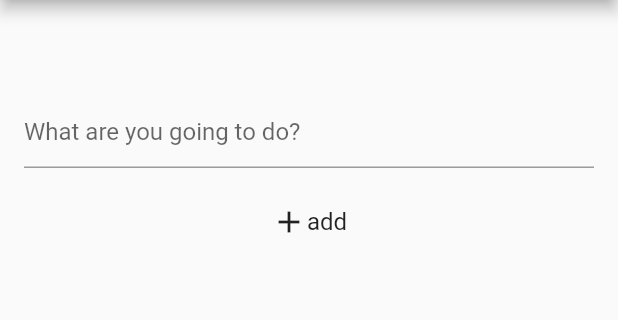
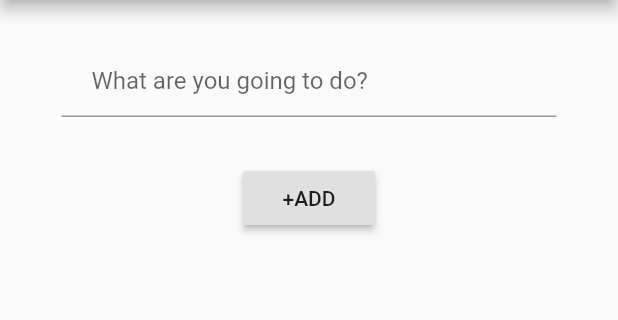
Before and after one commit to gu-tig169/Gustodva, a Flutter app: the SecondView screen opened directly, on a phone screen of 412 x 824 dp, the part 84-404 px from its top. Run offline on Flutter 3.47's test engine with Material 2 defaults, Android fonts, the phone set to English and light mode, and no system bars.

Commit message:
Inlämning steg 2

```diff
--- /dev/null
+++ b/lib/SecondView.dart
@@ -0,0 +1,45 @@
+import 'package:flutter/material.dart';
+import 'package:provider/provider.dart';
+import 'model.dart';
+
+
+
+class SecondView extends StatelessWidget {
+  Widget build(context) {
+    var controller = TextEditingController(text:'');
+
+    return StatefulBuilder(
+        builder: (context, setState) => Scaffold(
+            appBar: AppBar(
+              backgroundColor: Colors.grey,
+              title: Text(
+                'TIG169 TODO',
+                style: TextStyle(color: Colors.black, fontSize: 26),
+              ),
+            ),
+            body: Column(
+              children: [
+                Container(height: 30,
+                ),
+                Container(
+                  width: 330.0,
+                  child: TextField(
+                    decoration: InputDecoration(
+                      hintText: 'What are you going to do?',
+                      contentPadding: const EdgeInsets.only(left: 20.0)),
+                      controller: controller
+                      ),
+                      ),
+                Container (height: 30,),
+                RaisedButton(
+                    child: Text('+ADD'),
+                    onPressed: () {
+                      Provider.of<MyState>(context, listen: false)
+                          .addItem(controller.text);
+                      Navigator.pop(context,
+                        );
+                    }),
+              ],
+            )));
+  }
+}
--- /dev/null
+++ b/lib/model.dart
@@ -0,0 +1,54 @@
+import 'dart:collection';
+import 'package:flutter/material.dart';
+
+class MyTask {
+  String text;
+  bool completed;
+
+  MyTask({this.text,
+    this.completed = false,
+  });
+
+  void completedTask() {
+    completed = !completed;
+  }
+}
+
+class MyState extends ChangeNotifier {
+  List<MyTask> _list = [];
+
+  String filterSetting = 'All';
+
+  List<MyTask> get list => _list;
+
+  UnmodifiableListView<MyTask> get allTasks =>
+      UnmodifiableListView(_list);
+
+  UnmodifiableListView<MyTask> get incompleteTasks =>
+             UnmodifiableListView(_list.where((task) => !task.completed));
+
+  UnmodifiableListView<MyTask> get completedTasks =>
+                 UnmodifiableListView(_list.where((task) => task.completed));
+
+  void addItem(String text) {
+    _list.add(MyTask(text: text));
+    notifyListeners();
+  }
+
+  void removeItem(int index) {
+    _list.removeAt(index);
+    notifyListeners();
+  }
+
+  void changeState(MyTask task) {
+    final taskIndex = _list.indexOf(task);
+    _list[taskIndex].completedTask();
+    notifyListeners();
+  }
+
+ /* void filterView(String filterSetting) {
+    _list.
+
+     }
+}*/
+}
--- a/pubspec.yaml
+++ b/pubspec.yaml
@@ -28,6 +28,7 @@ dependencies:
   # The following adds the Cupertino Icons font to your application.
   # Use with the CupertinoIcons class for iOS style icons.
   cupertino_icons: ^1.0.0
+  provider: ^4.3.2+2
 
 dev_dependencies:
   flutter_test:
```
Also changed, not shown: lib/FilterView.dart (added, +43 -0 lines), lib/ToDoList.dart (added, +43 -0 lines), lib/main.dart (+65 -125 lines), pubspec.lock.
